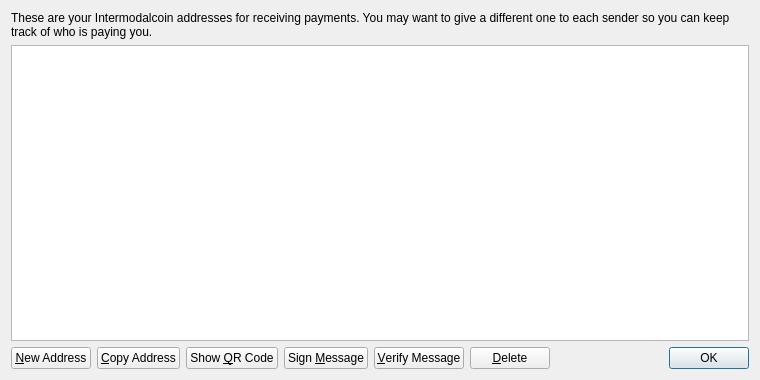
The window that src/qt/forms/addressbookpage.ui (Intermodalcoin/Intermodal-Coin) describes before a commit, drawn with Qt 5.
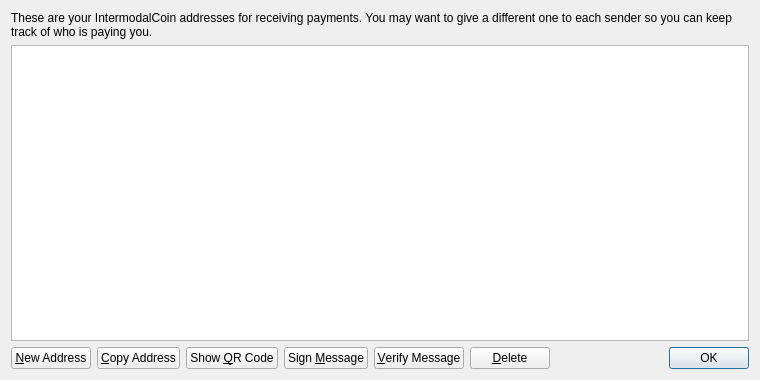
The same window after the commit.

Patch:
```diff
--- a/src/qt/forms/addressbookpage.ui
+++ b/src/qt/forms/addressbookpage.ui
@@ -17,7 +17,7 @@
    <item>
     <widget class="QLabel" name="labelExplanation">
      <property name="text">
-      <string>These are your Intermodalcoin addresses for receiving payments. You may want to give a different one to each sender so you can keep track of who is paying you.</string>
+      <string>These are your IntermodalCoin addresses for receiving payments. You may want to give a different one to each sender so you can keep track of who is paying you.</string>
      </property>
      <property name="textFormat">
       <enum>Qt::PlainText</enum>
```
Left out of the diff: 4 changed lines with no effect on the pictures.
